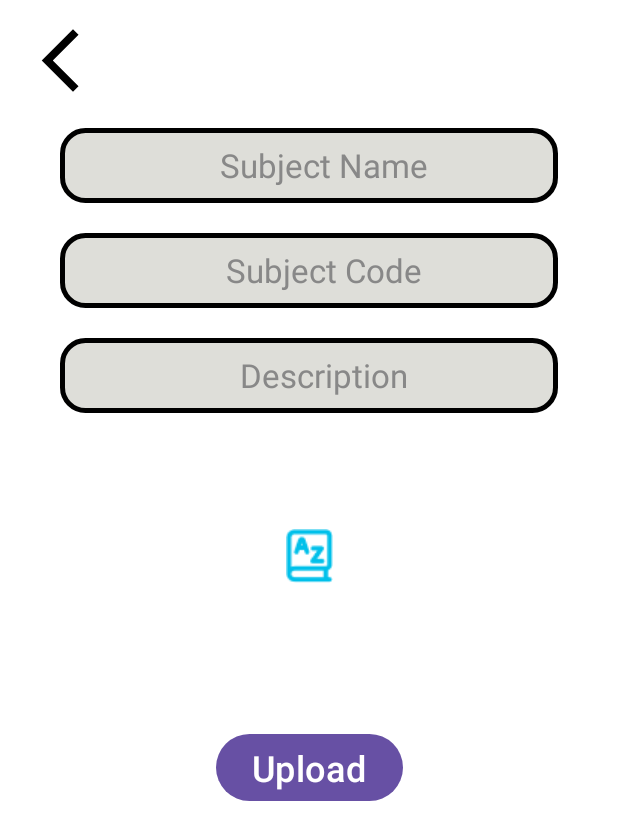
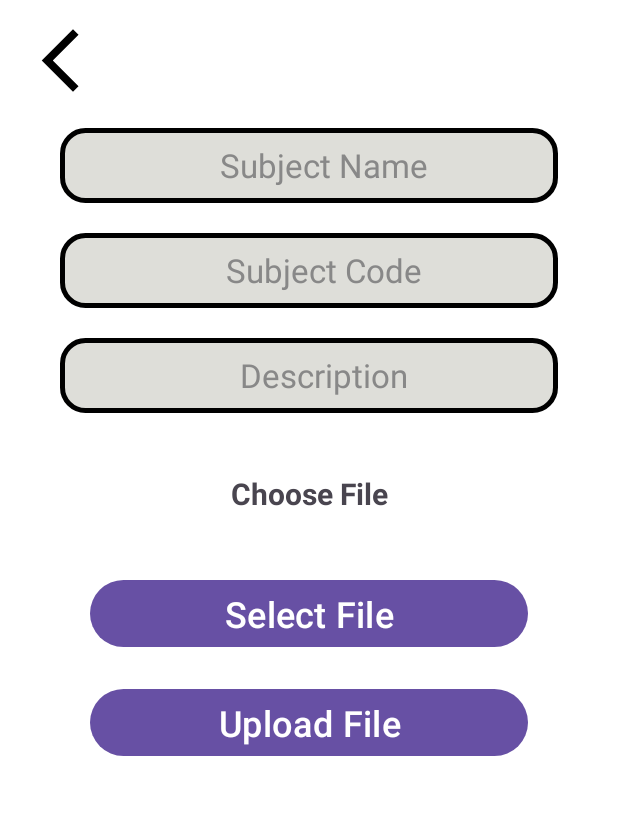
Before and after one commit to Vaibhavbansal15/JIIT-StudySync, an Android app: the UploadNotes screen opened directly, with no data from a screen before it, on a phone screen of 412 x 824 dp. Shown: the top 840 px of the screen. Run offline under Robolectric (Android 15) with nearby library versions, the light colour scheme and no system bars.

Commit message:
added select notes feature

```diff
--- a/JIITStudySync/app/src/main/java/com/minorproject/jiitstudysync/PYQActivity.kt
+++ b/JIITStudySync/app/src/main/java/com/minorproject/jiitstudysync/PYQActivity.kt
@@ -44,7 +44,7 @@ class PYQActivity : AppCompatActivity() {
         binding.bottomNavigationView.setOnItemSelectedListener {
             when(it.itemId){
                 R.id.pyqSection -> {
-                    startActivity(Intent(this, PYQActivity::class.java))
+                    startActivity(Intent(this , PYQActivity::class.java))
                     finish()
                     true
                 }
@@ -85,7 +85,6 @@ class PYQActivity : AppCompatActivity() {
                         intent.putExtra("pyqSubCode", subjectArrayList[position].code)
                         startActivity(intent)
                     }
-
                 })
 
             }
--- a/JIITStudySync/app/src/main/java/com/minorproject/jiitstudysync/uploadNotes.kt
+++ b/JIITStudySync/app/src/main/java/com/minorproject/jiitstudysync/uploadNotes.kt
@@ -1,12 +1,12 @@
 package com.minorproject.jiitstudysync
 
 import android.content.Intent
+import android.net.Uri
 import android.os.Bundle
 import android.widget.Toast
-import androidx.activity.enableEdgeToEdge
+import androidx.activity.result.contract.ActivityResultContracts
 import androidx.appcompat.app.AppCompatActivity
-import androidx.core.view.ViewCompat
-import androidx.core.view.WindowInsetsCompat
+import androidx.documentfile.provider.DocumentFile
 import com.minorproject.jiitstudysync.databinding.ActivityUploadNotesBinding
 
 class UploadNotes : AppCompatActivity() {
@@ -14,26 +14,26 @@ class UploadNotes : AppCompatActivity() {
     private val binding : ActivityUploadNotesBinding by lazy {
         ActivityUploadNotesBinding.inflate(layoutInflater)
     }
-//    private val contract = registerForActivityResult(ActivityResultContracts.GetContent()){
-//        binding.imgDetails.setImageURI(it)
-//    }
+    private var pdfUri : Uri? = null
 
     override fun onCreate(savedInstanceState: Bundle?) {
         super.onCreate(savedInstanceState)
-        enableEdgeToEdge()
         setContentView(binding.root)
-        ViewCompat.setOnApplyWindowInsetsListener(findViewById(R.id.main)) { v, insets ->
-            val systemBars = insets.getInsets(WindowInsetsCompat.Type.systemBars())
-            v.setPadding(systemBars.left, systemBars.top, systemBars.right, systemBars.bottom)
-            insets
+
+        binding.selectNotesBtn.setOnClickListener{
+            launcher.launch("application/pdf")
         }
 
-//        binding..setOnClickListener{
-//            contract.launch("image/*")
-//        }
+        binding.uploadNotesBtn.setOnClickListener{
+            val subName = binding.notesSubName.text.toString()
+            val subCode = binding.notesSubCode.text.toString()
+            val desc = binding.notesDescription.text.toString()
 
-        binding.uploadNotesBtn.setOnClickListener{
-            Toast.makeText(this, "Notes uploaded", Toast.LENGTH_SHORT).show()
+            if(subName.isEmpty() || subCode.isEmpty() || desc.isEmpty()){
+                Toast.makeText(this, "Please fill all the details", Toast.LENGTH_SHORT).show()
+            }else {
+                Toast.makeText(this, "Notes uploaded", Toast.LENGTH_SHORT).show()
+            }
         }
 
         binding.uploadNotesBackBtn.setOnClickListener {
@@ -41,4 +41,11 @@ class UploadNotes : AppCompatActivity() {
             finish()
         }
     }
+
+    private val launcher = registerForActivityResult(ActivityResultContracts.GetContent()){uri ->
+        pdfUri = uri
+        val fileName = uri?.let { DocumentFile.fromSingleUri(this, it)?.name }
+        binding.pdfFileName.text = fileName.toString()
+    }
+
 }
--- a/JIITStudySync/app/src/main/java/com/minorproject/jiitstudysync/uploadPYQ.kt
+++ b/JIITStudySync/app/src/main/java/com/minorproject/jiitstudysync/uploadPYQ.kt
@@ -38,6 +38,8 @@ class UploadPYQ : AppCompatActivity() {
         )
 
         binding.selectImg.setOnClickListener {
+            val fileName : String = binding.pyqSubCode.text.toString()+"_"+binding.pyqExam.text.toString()+"_"+binding.pyqYear.text.toString()
+            binding.imgName.setText(fileName)
             galleryImage.launch("image/*")
         }
 
--- a/JIITStudySync/app/src/main/res/layout/activity_upload_notes.xml
+++ b/JIITStudySync/app/src/main/res/layout/activity_upload_notes.xml
@@ -18,7 +18,7 @@
         app:layout_constraintTop_toTopOf="parent" />
 
     <EditText
-        android:id="@+id/pyqSubName"
+        android:id="@+id/notesSubName"
         android:layout_width="match_parent"
         android:layout_height="50dp"
         android:layout_marginTop="20dp"
@@ -35,7 +35,7 @@
         app:layout_constraintTop_toBottomOf="@+id/upload_notes_back_btn" />
 
     <EditText
-        android:id="@+id/pyqSubCode"
+        android:id="@+id/notesSubCode"
         android:layout_width="match_parent"
         android:layout_height="50dp"
         android:layout_marginTop="20dp"
@@ -49,7 +49,7 @@
         android:textSize="22dp"
         app:layout_constraintEnd_toEndOf="parent"
         app:layout_constraintStart_toStartOf="parent"
-        app:layout_constraintTop_toBottomOf="@+id/pyqSubName" />
+        app:layout_constraintTop_toBottomOf="@+id/notesSubName" />
 
     <EditText
         android:id="@+id/notesDescription"
@@ -61,34 +61,52 @@
         android:background="@drawable/custom_upload_edittext"
         android:hint="Description"
         android:textAlignment="center"
+        android:textColor="@color/black"
         android:textColorHint="@color/HintColor2"
         android:textSize="22dp"
         app:layout_constraintEnd_toEndOf="parent"
         app:layout_constraintStart_toStartOf="parent"
-        app:layout_constraintTop_toBottomOf="@+id/pyqSubCode" />
+        app:layout_constraintTop_toBottomOf="@+id/notesSubCode" />
 
-    <ImageView
-        android:id="@+id/imgDetails"
-        android:layout_width="250dp"
-        android:layout_height="150dp"
-        android:layout_marginTop="20dp"
-        android:src="@drawable/notes_icon"
-        android:text="Selected Image"
-        android:scaleType="center"
-        android:textSize="22sp"
-        app:layout_constraintEnd_toEndOf="@+id/notesDescription"
-        app:layout_constraintStart_toStartOf="@+id/notesDescription"
+    <TextView
+        android:id="@+id/pdfFileName"
+        android:layout_width="match_parent"
+        android:layout_height="wrap_content"
+        android:layout_marginTop="40dp"
+        android:layout_marginStart="20dp"
+        android:layout_marginEnd="20dp"
+        android:text="Choose File"
+        android:textAlignment="center"
+        android:textSize="20sp"
+        android:textStyle="bold"
+        app:layout_constraintEnd_toEndOf="parent"
+        app:layout_constraintStart_toStartOf="parent"
         app:layout_constraintTop_toBottomOf="@+id/notesDescription" />
 
     <Button
-        android:id="@+id/uploadNotesBtn"
-        android:layout_width="wrap_content"
+        android:id="@+id/selectNotesBtn"
+        android:layout_width="match_parent"
         android:layout_height="wrap_content"
+        android:layout_marginStart="60dp"
+        android:layout_marginEnd="60dp"
         android:layout_marginTop="40dp"
-        android:text="Upload"
+        android:text="Select File"
         android:textSize="24dp"
         app:layout_constraintEnd_toEndOf="parent"
         app:layout_constraintStart_toStartOf="parent"
-        app:layout_constraintTop_toBottomOf="@+id/imgDetails" />
+        app:layout_constraintTop_toBottomOf="@+id/pdfFileName" />
+
+    <Button
+        android:id="@+id/uploadNotesBtn"
+        android:layout_width="match_parent"
+        android:layout_height="wrap_content"
+        android:layout_marginTop="20dp"
+        android:layout_marginStart="60dp"
+        android:layout_marginEnd="60dp"
+        android:text="Upload File"
+        android:textSize="24dp"
+        app:layout_constraintEnd_toEndOf="parent"
+        app:layout_constraintStart_toStartOf="parent"
+        app:layout_constraintTop_toBottomOf="@+id/selectNotesBtn" />
 
 </androidx.constraintlayout.widget.ConstraintLayout>
```
